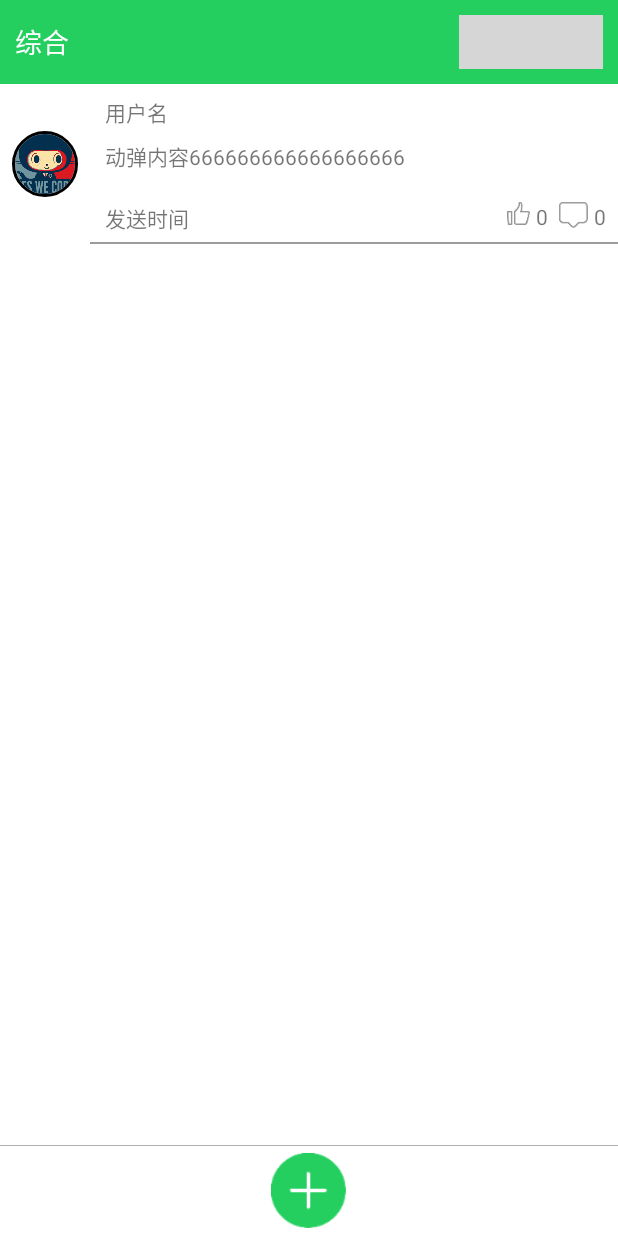
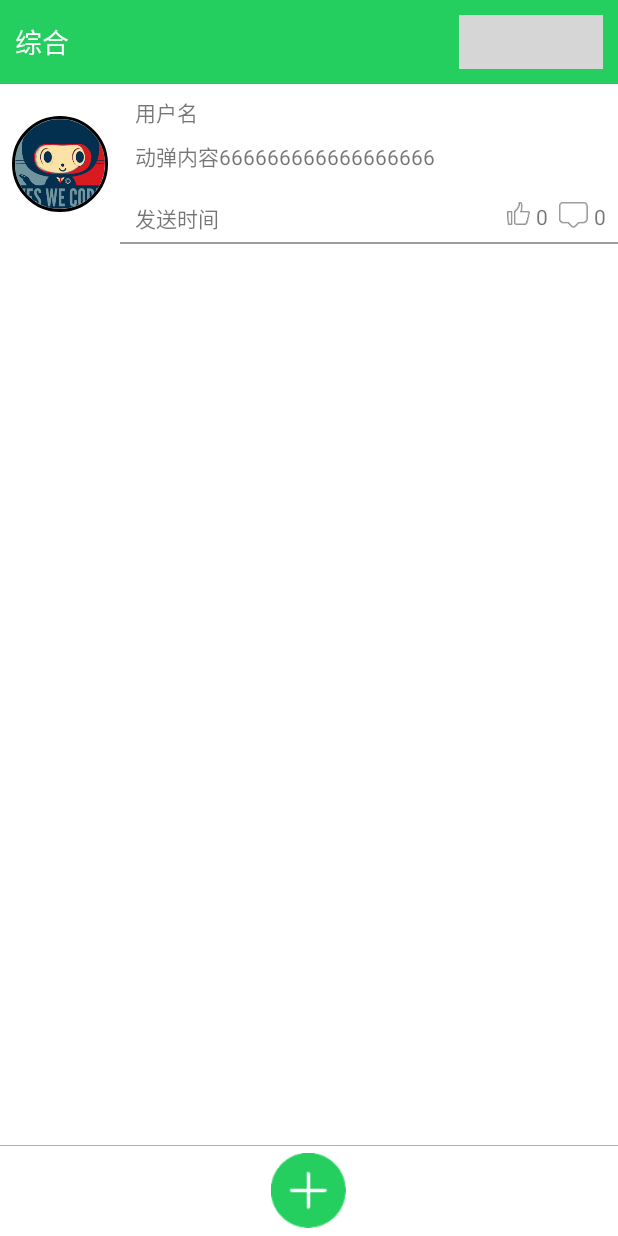
Before and after one commit to hejun1270/OpenChina, an Android app: the fragment NewTweetsFragment placed in its activity, on a phone screen of 412 x 824 dp. Run offline under Robolectric (Android 15) with nearby library versions, the phone set to English and light mode, and no system bars; our stand-ins replace ButterKnife, CircleImageView; libraries missing offline, so code that uses them is left out: com.jaeger.library, com.trycatch.mysnackbar; pictures from the network do not load; 12 statements that could not run were skipped; grey boxes are pictures that could not be loaded.

Commit message:
动弹界面相关页面4 页面刷新

```diff
--- a/app/src/main/java/com/itheima/openchina/adapters/tweetAdapter/TweetAdapter.java
+++ b/app/src/main/java/com/itheima/openchina/adapters/tweetAdapter/TweetAdapter.java
@@ -57,10 +57,10 @@ public class TweetAdapter<T> extends BaseRecyclerAdapter {
         TextView sendTime = holder.itemView.findViewById(R.id.tv_send_time);
         sendTime.setText(list.get(position).getPubDate());
         //点赞数量
-        TextView thunbupNum = holder.itemView.findViewById(R.id.tv_thumbup_num);
-        thunbupNum.setText(list.get(position).getLikeCount());
+        /*TextView thunbupNum = holder.itemView.findViewById(R.id.tv_thumbup_num);
+        thunbupNum.setText(list.get(position).getLikeCount());*/
         //评论数量
-
-
+        /*TextView commentNum = holder.itemView.findViewById(R.id.tv_comment_num);
+         commentNum.setText(list.get(position).getCommentCount());*/
     }
 }
--- a/app/src/main/java/com/itheima/openchina/ui/fragment/tweetfragments/NewTweetsFragment.java
+++ b/app/src/main/java/com/itheima/openchina/ui/fragment/tweetfragments/NewTweetsFragment.java
@@ -39,6 +39,7 @@ public class NewTweetsFragment extends BaseFragment {
     protected View onCreateContentView() {
         view = View.inflate(getContext(), R.layout.recycleview_view, null);
         recyclerView = (RecyclerView) view;
+
            init();
         return view;
     }
@@ -68,16 +69,25 @@ public class NewTweetsFragment extends BaseFragment {
                     doLoadData();
                }
            }).start();
-       //recyclerViewAdapter.notifyDataSetChanged();
 
 
 
+
+    }
+
+    @Override
+    public void onResume() {
+        super.onResume();
+        if (recyclerViewAdapter!=null){
+            recyclerViewAdapter.notifyDataSetChanged();
+        }
     }
 
     private void doLoadData() {
         Utils.runOnUIThread(new Runnable() {
             @Override
             public void run() {
+                setRefreshEnable(false);
                 loadSuccess();
 
             }
--- a/app/src/main/res/layout/item_tweet_new_view.xml
+++ b/app/src/main/res/layout/item_tweet_new_view.xml
@@ -8,8 +8,8 @@
               android:padding="8dp"
               xmlns:app="http://schemas.android.com/apk/res-auto"
               android:id="@+id/profile_image"
-              android:layout_width="60dp"
-              android:layout_height="60dp"
+              android:layout_width="80dp"
+              android:layout_height="80dp"
               android:layout_gravity="center_vertical"
               android:src="@drawable/images"
               app:civ_border_width="2dp"
```
Also changed, not shown: app/src/main/java/com/itheima/openchina/ui/fragment/tweetfragments/MyTweetsFragment.java (+42 -1 lines).
